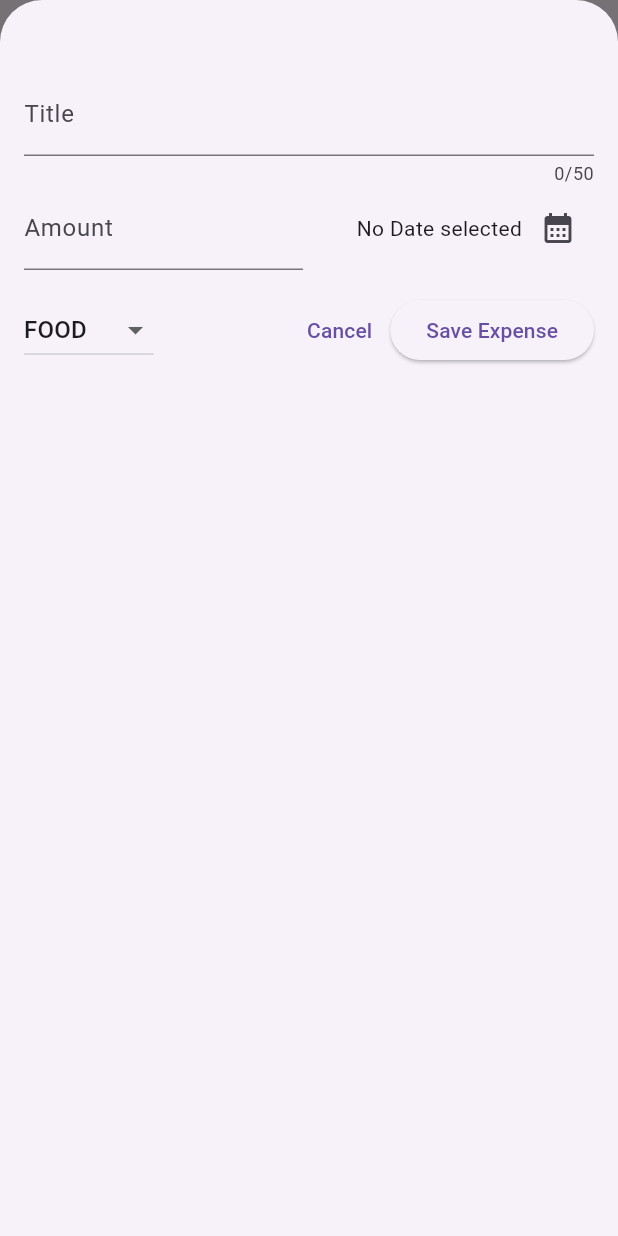
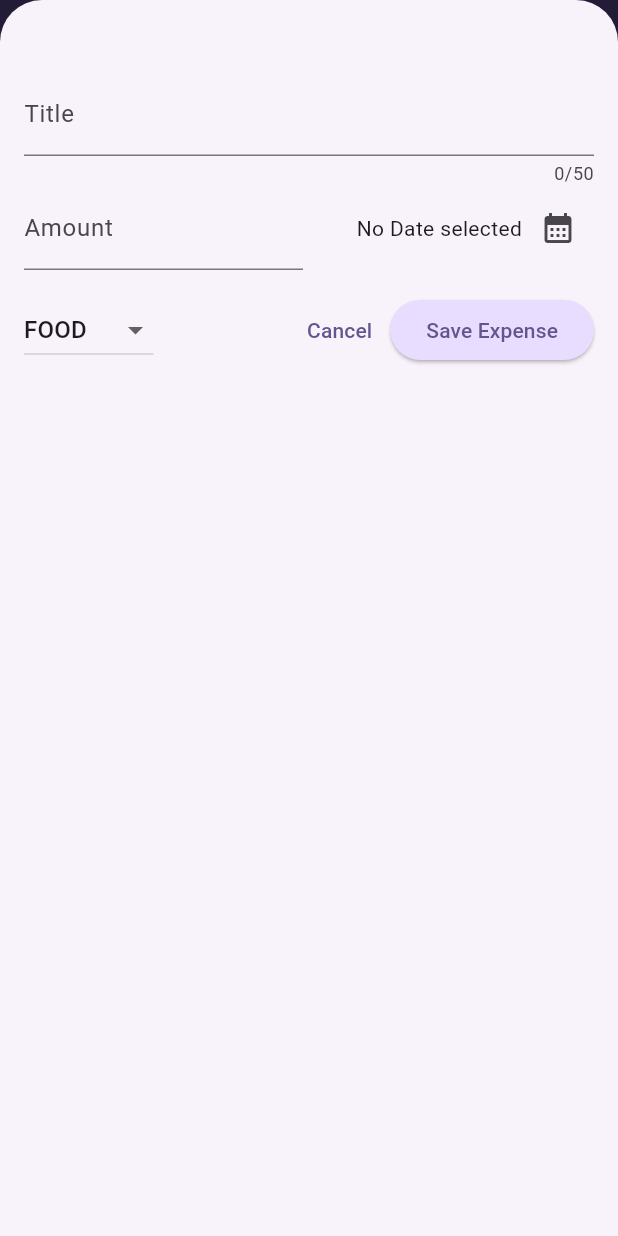
Before and after one commit to JayPatel-2023/Expense-Tracker, a Flutter app: the screen it shows after launch, after a tap on the "add" icon, on a phone screen of 412 x 824 dp. Run offline on Flutter 3.47's test engine with Material 3 defaults, Android fonts, the phone set to English and light mode, and no system bars.

Commit message:
apply themes on main app components

```diff
--- a/lib/main.dart
+++ b/lib/main.dart
@@ -1,10 +1,20 @@
 import 'package:expense_tracker/Pages/expenses.dart';
+import 'package:expense_tracker/utils/colors.dart';
+import 'package:expense_tracker/utils/styles.dart';
 import 'package:flutter/material.dart';
 
 void main() {
   runApp(
     MaterialApp(
-      theme: ThemeData(useMaterial3: true),
+      theme: ThemeData(
+        useMaterial3: true
+      ).copyWith(
+          colorScheme: kColorScheme,
+          appBarTheme: appbarTheme,
+          cardTheme: cardTheme,
+          elevatedButtonTheme: buttonTheme,
+          textTheme: txtTheme,
+        ),
       debugShowCheckedModeBanner: false,
         home: const Expenses(),
       )
--- /dev/null
+++ b/lib/utils/colors.dart
@@ -0,0 +1,5 @@
+import 'package:flutter/material.dart';
+
+// Based on seed color it automatically create new colors scheme for all components
+var kColorScheme =
+    ColorScheme.fromSeed(seedColor: const Color.fromARGB(255, 96, 59, 181));
```
Also changed, not shown: lib/Pages/expenses.dart (+7 -5 lines), lib/utils/styles.dart (added, +26 -0 lines).
